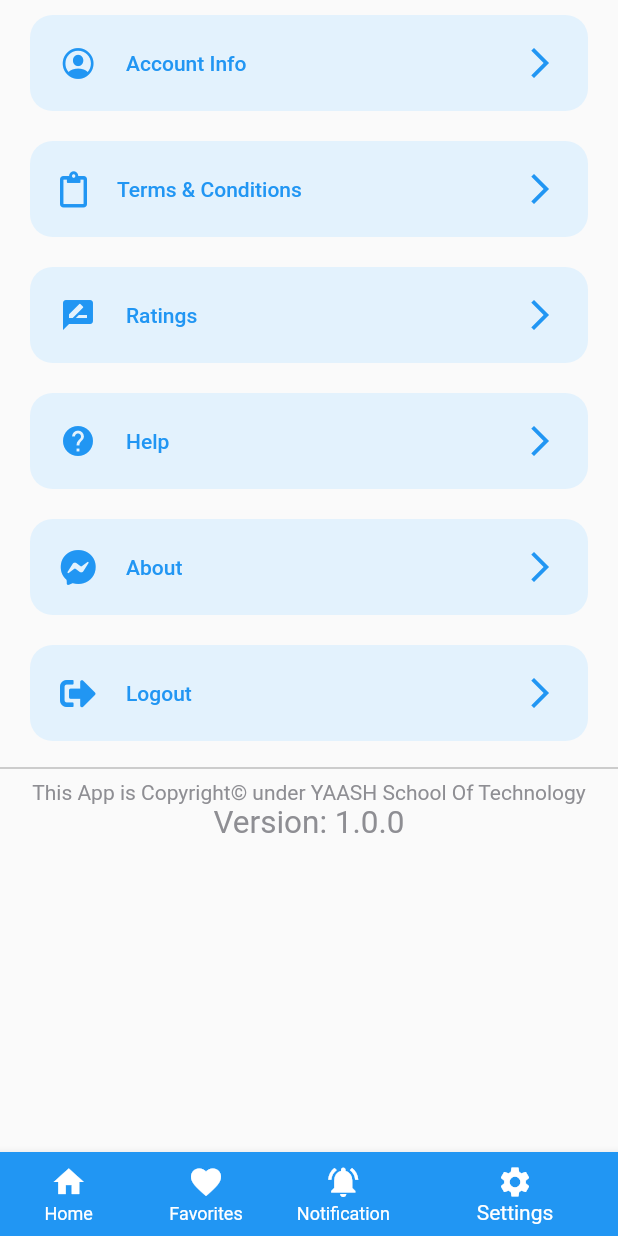
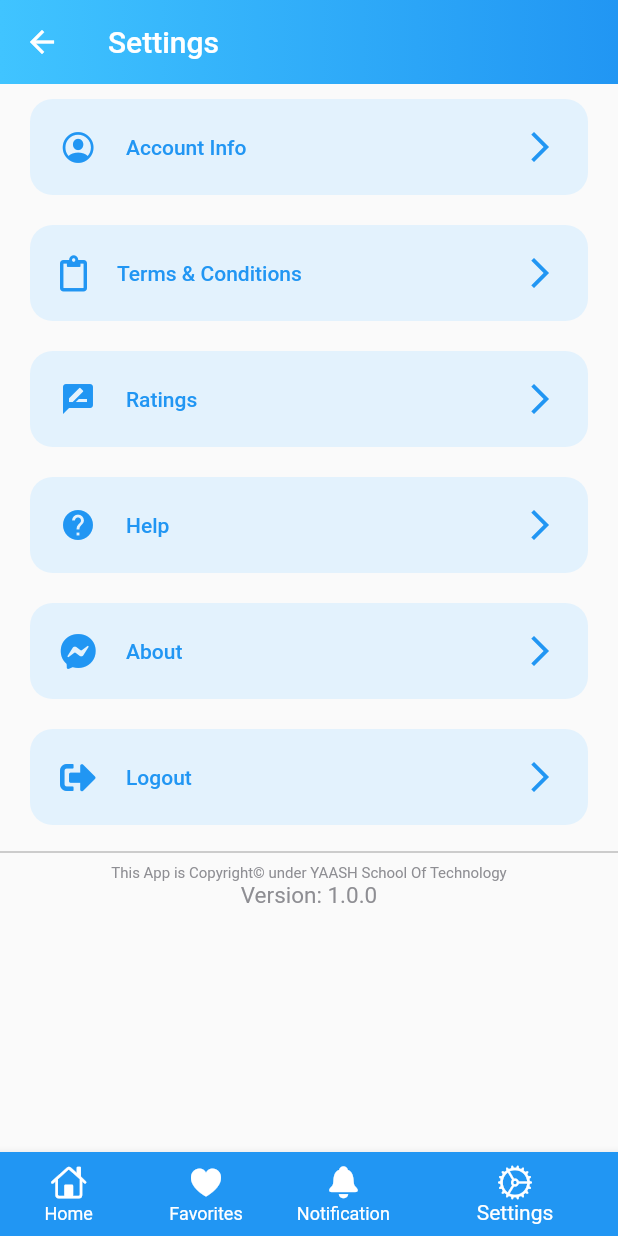
Before and after one commit to knk-naviin/Shalong-app, a Flutter app: the CustomerDashboardScreen screen opened directly, item 4 of the bottom bar chosen, on a phone screen of 412 x 824 dp. Run offline on Flutter 3.47's test engine with Material 2 defaults, Android fonts, the phone set to English and light mode, and no system bars; our stand-ins replace animated_splash_screen, cloud_firestore, email_validator, firebase_auth, firebase_core, font_awesome_flutter and 4 more; accounts and stored records are empty.

Commit message:
Icons and Color changed

```diff
--- a/shalong/lib/Dashboard/CustomerDashboard/CustomerDashboardScreen.dart
+++ b/shalong/lib/Dashboard/CustomerDashboard/CustomerDashboardScreen.dart
@@ -37,23 +37,23 @@ class _CustomerDashboardScreenState extends State<CustomerDashboardScreen> {
       bottomNavigationBar: BottomNavigationBar(
         items: [
           BottomNavigationBarItem(
-              icon: Icon(Icons.home),
+              icon: Icon(CupertinoIcons.home),
             label: "Home",
             backgroundColor: Colors.blue
           ),
           BottomNavigationBarItem(
-              icon: Icon(Icons.favorite),
+              icon: Icon(CupertinoIcons.heart_fill),
               label: "Favorites",
               backgroundColor: Colors.blue
 
           ),
           BottomNavigationBarItem(
-              icon: Icon(Icons.notifications_active),
+              icon: Icon(CupertinoIcons.bell_fill),
               label: "Notification",
               backgroundColor: Colors.blue
           ),
           BottomNavigationBarItem(
-              icon: Icon(Icons.settings),
+              icon: Icon(CupertinoIcons.settings_solid),
               label: "Settings",
               backgroundColor: Colors.blue
           )
--- a/shalong/lib/Dashboard/CustomerDashboard/CustomerHomeScreen.dart
+++ b/shalong/lib/Dashboard/CustomerDashboard/CustomerHomeScreen.dart
@@ -248,11 +248,11 @@ class _CustomerHomeScreenState extends State<CustomerHomeScreen> {
                                 icon: Icon(
                                   // Icons.favorite_outline
                                   favorites.contains(shop.docId)
-                                      ? Icons.favorite
-                                      : Icons.favorite_outline,
+                                      ? CupertinoIcons.heart_fill
+                                      : CupertinoIcons.heart,
                                   color: favorites.contains(shop.docId)
-                                      ? Colors.blue
-                                      : Colors.grey,
+                                      ? CupertinoColors.systemBlue
+                                      :CupertinoColors.systemGrey
                                 ),
                                 onPressed: () {
                                   setState(() {
@@ -342,16 +342,5 @@ class _CustomerHomeScreenState extends State<CustomerHomeScreen> {
     );
   }
 
-  //   if (shops == null) {
-  //     fetchShops().then((value) => setState((){
-  //       if (value != null) {
-  //         shops = value;
-  //       }
-  //     }));
-  //     return Center(child: CircularProgressIndicator());
-  //   } else {
-  //     return shopList(shops!);
-  //   }
-  // }
 
 }
--- a/shalong/lib/Dashboard/CustomerDashboard/CustomerSettingScreen.dart
+++ b/shalong/lib/Dashboard/CustomerDashboard/CustomerSettingScreen.dart
@@ -18,8 +18,20 @@ class _CustomerSettingScreenState extends State<CustomerSettingScreen> {
   @override
   Widget build(BuildContext context) {
 
-    return Container(
-        child: Column(mainAxisAlignment: MainAxisAlignment.start, children: [
+    return Scaffold(
+      appBar: AppBar(
+        title: Text("Settings"),
+          flexibleSpace: Container(
+            decoration: BoxDecoration(
+                gradient: LinearGradient(
+                    colors: [Colors.lightBlueAccent, Colors.blue])),
+          ),
+          backgroundColor: Colors.blue,
+          elevation: 0,
+
+        ),
+
+      body: Column(mainAxisAlignment: MainAxisAlignment.start, children: [
       Padding(
         padding: EdgeInsets.symmetric(horizontal: 20, vertical: 10),
         child: TextButton(
@@ -194,12 +206,18 @@ class _CustomerSettingScreenState extends State<CustomerSettingScreen> {
       ),
       Text(
         "This App is Copyright© under YAASH School Of Technology",
-        style: TextStyle(color: CupertinoColors.systemGrey),
+        style: TextStyle(
+            fontSize: 10,
+            color: CupertinoColors.systemGrey),
       ),
       Text(
         "Version: 1.0.0",
-        style: TextStyle(color: CupertinoColors.systemGrey, fontSize: 21),
+        style: TextStyle(
+            color: CupertinoColors.systemGrey,
+            fontSize: 15
+        ),
       )
-    ]));
+    ]),
+    );
   }
 }
```
Lines whose indentation alone changed are shown as unchanged.
